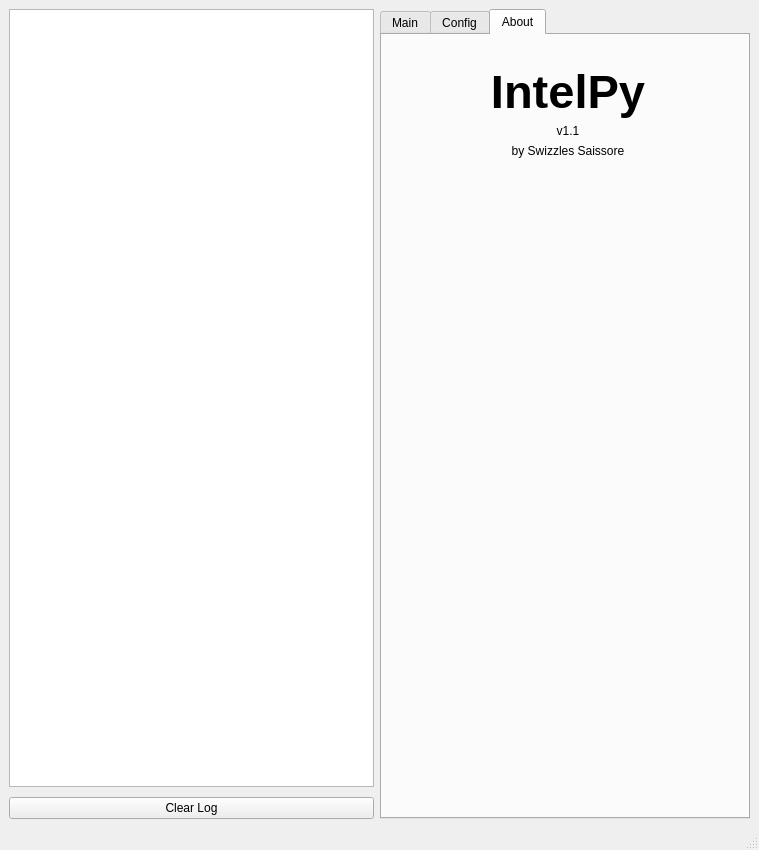
Old version of the form intelpy/gui/mainwindow.ui in the repository Riftr/intelpy.
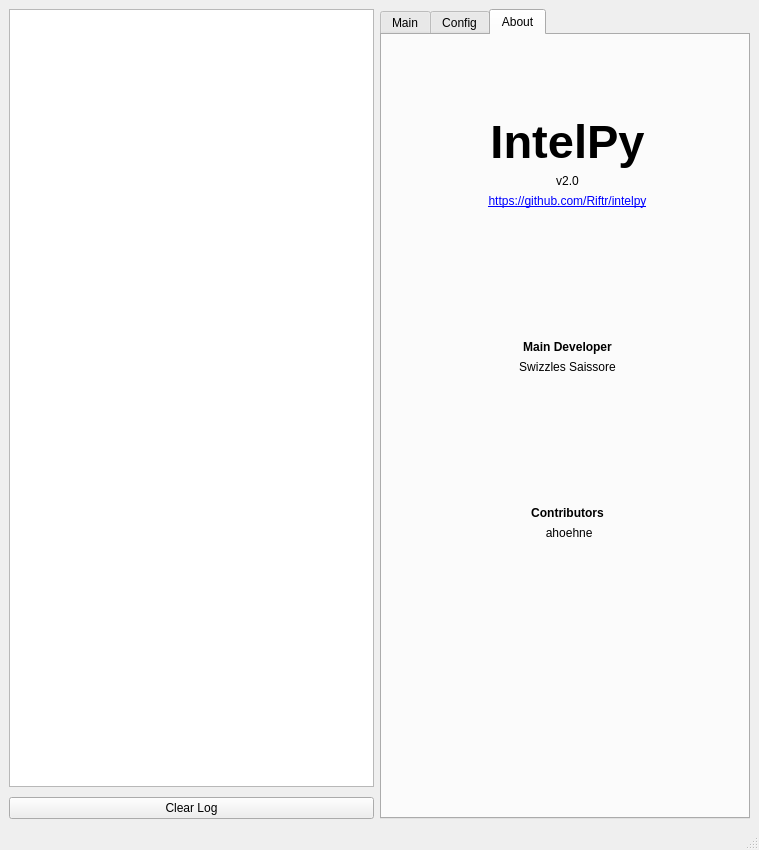
New version of the form. The open tabs and pages were chosen to show the change. Icons and pictures are not drawn.

Commit message: Fixed some minor layout issues and updated About tab.

```diff
--- a/intelpy/gui/mainwindow.ui
+++ b/intelpy/gui/mainwindow.ui
@@ -780,10 +780,10 @@
            <widget class="QWidget" name="verticalLayoutWidget_5">
             <property name="geometry">
              <rect>
-              <x>60</x>
-              <y>30</y>
-              <width>252</width>
-              <height>321</height>
+              <x>30</x>
+              <y>80</y>
+              <width>311</width>
+              <height>571</height>
              </rect>
             </property>
             <layout class="QVBoxLayout" name="verticalLayout_5">
@@ -811,7 +811,7 @@
              <item>
               <widget class="QLabel" name="label_3">
                <property name="text">
-                <string>v1.1</string>
+                <string>v2.0</string>
                </property>
                <property name="alignment">
                 <set>Qt::AlignCenter</set>
@@ -830,7 +830,7 @@
                 <enum>Qt::LeftToRight</enum>
                </property>
                <property name="text">
-                <string>by Swizzles Saissore</string>
+                <string>&lt;a href=&quot;https://github.com/Riftr/intelpy&quot;&gt;https://github.com/Riftr/intelpy&lt;/a&gt;</string>
                </property>
                <property name="alignment">
                 <set>Qt::AlignCenter</set>
@@ -845,7 +845,7 @@
                <property name="sizeHint" stdset="0">
                 <size>
                  <width>20</width>
-                 <height>60</height>
+                 <height>40</height>
                 </size>
                </property>
               </spacer>
@@ -853,15 +853,127 @@
              <item>
               <widget class="QLabel" name="label_4">
                <property name="sizePolicy">
-                <sizepolicy hsizetype="Fixed" vsizetype="Fixed">
+                <sizepolicy hsizetype="Minimum" vsizetype="Minimum">
+                 <horstretch>0</horstretch>
+                 <verstretch>0</verstretch>
+                </sizepolicy>
+               </property>
+               <property name="font">
+                <font>
+                 <bold>true</bold>
+                </font>
+               </property>
+               <property name="layoutDirection">
+                <enum>Qt::LeftToRight</enum>
+               </property>
+               <property name="text">
+                <string>Main Developer</string>
+               </property>
+               <property name="alignment">
+                <set>Qt::AlignCenter</set>
+               </property>
+              </widget>
+             </item>
+             <item>
+              <widget class="QLabel" name="label_8">
+               <property name="sizePolicy">
+                <sizepolicy hsizetype="Minimum" vsizetype="Minimum">
+                 <horstretch>0</horstretch>
+                 <verstretch>0</verstretch>
+                </sizepolicy>
+               </property>
+               <property name="layoutDirection">
+                <enum>Qt::LeftToRight</enum>
+               </property>
+               <property name="text">
+                <string>Swizzles Saissore</string>
+               </property>
+               <property name="alignment">
+                <set>Qt::AlignCenter</set>
+               </property>
+              </widget>
+             </item>
+             <item>
+              <spacer name="verticalSpacer_2">
+               <property name="orientation">
+                <enum>Qt::Vertical</enum>
+               </property>
+               <property name="sizeHint" stdset="0">
+                <size>
+                 <width>20</width>
+                 <height>40</height>
+                </size>
+               </property>
+              </spacer>
+             </item>
+             <item>
+              <widget class="QLabel" name="label_10">
+               <property name="sizePolicy">
+                <sizepolicy hsizetype="Minimum" vsizetype="Minimum">
+                 <horstretch>0</horstretch>
+                 <verstretch>0</verstretch>
+                </sizepolicy>
+               </property>
+               <property name="font">
+                <font>
+                 <bold>true</bold>
+                </font>
+               </property>
+               <property name="layoutDirection">
+                <enum>Qt::LeftToRight</enum>
+               </property>
+               <property name="text">
+                <string>Contributors</string>
+               </property>
+               <property name="alignment">
+                <set>Qt::AlignCenter</set>
+               </property>
+              </widget>
+             </item>
+             <item>
+              <widget class="QLabel" name="label_11">
+               <property name="sizePolicy">
+                <sizepolicy hsizetype="Minimum" vsizetype="Minimum">
+                 <horstretch>0</horstretch>
+                 <verstretch>0</verstretch>
+                </sizepolicy>
+               </property>
+               <property name="layoutDirection">
+                <enum>Qt::LeftToRight</enum>
+               </property>
+               <property name="text">
+                <string> ahoehne</string>
+               </property>
+               <property name="alignment">
+                <set>Qt::AlignCenter</set>
+               </property>
+              </widget>
+             </item>
+             <item>
+              <spacer name="verticalSpacer_3">
+               <property name="orientation">
+                <enum>Qt::Vertical</enum>
+               </property>
+               <property name="sizeHint" stdset="0">
+                <size>
+                 <width>20</width>
+                 <height>40</height>
+                </size>
+               </property>
+              </spacer>
+             </item>
+             <item>
+              <widget class="QLabel" name="label_12">
+               <property name="sizePolicy">
+                <sizepolicy hsizetype="Minimum" vsizetype="Minimum">
                  <horstretch>0</horstretch>
                  <verstretch>0</verstretch>
                 </sizepolicy>
                </property>
                <property name="maximumSize">
                 <size>
-                 <width>250</width>
-                 <height>140</height>
+                 <width>300</width>
+                 <height>200</height>
                 </size>
                </property>
                <property name="text">
```
Left out of the diff: 17 changed lines with no effect on the pictures. The commit also changes 1 other file.
